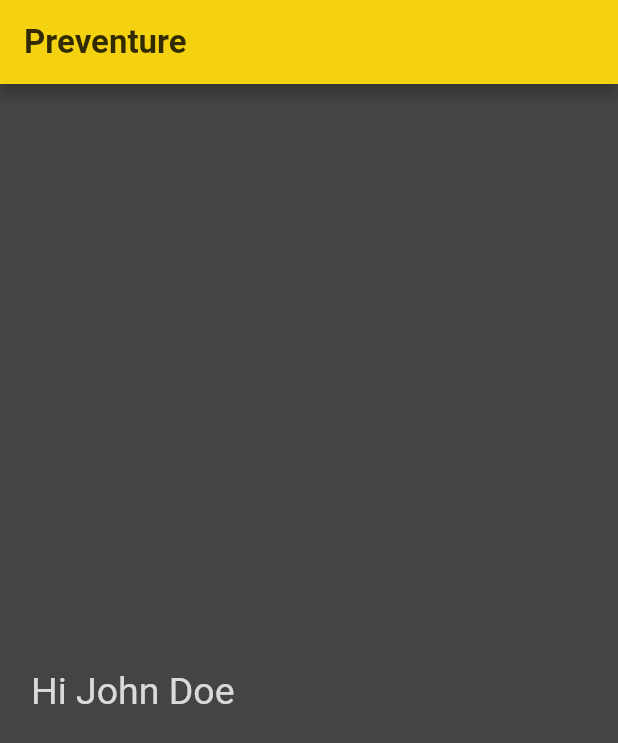
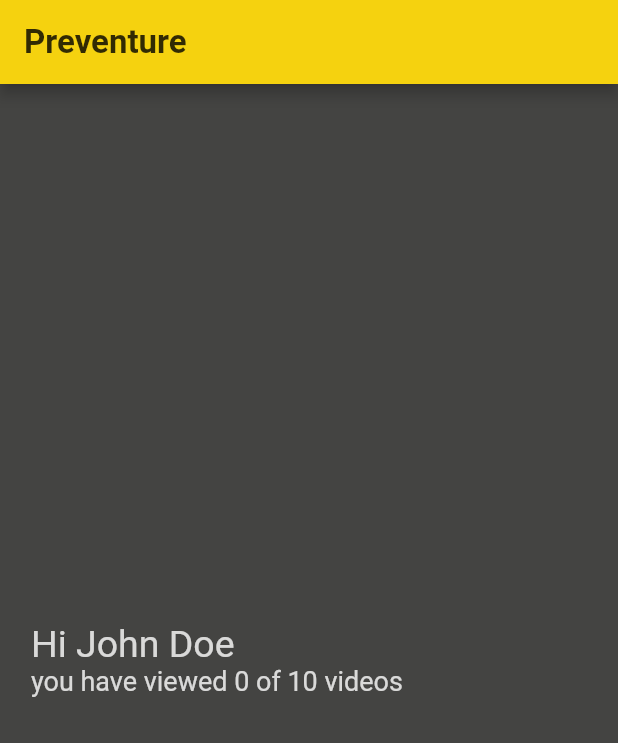
Before and after one commit to priya131998/preventure2, a Flutter app: the screen it shows after launch, on a phone screen of 412 x 824 dp. Shown: the top 743 px of the screen. Run offline on Flutter 3.47's test engine with Material 2 defaults, Android fonts, the phone set to English and light mode, and no system bars.

Commit message:
add the sub-text

```diff
--- a/lib/main.dart
+++ b/lib/main.dart
@@ -68,6 +68,17 @@ class _MyHomePageState extends State<MyHomePage> {
                       color: Colors.white.withOpacity(0.8), fontSize: 25),
                 ),
               ),
+              Container(
+                width: deviceWidth(context) * 0.90,
+                child: Text(
+                  'you have viewed ' '$_counter ' 'of 10 videos',
+                  style: TextStyle(
+                      color: Colors.white.withOpacity(0.8), fontSize: 18),
+                ),
+              ),
+              SizedBox(
+                height: deviceHeight(context) * 0.05,
+              ),
             ],
           ),
         ),
```
